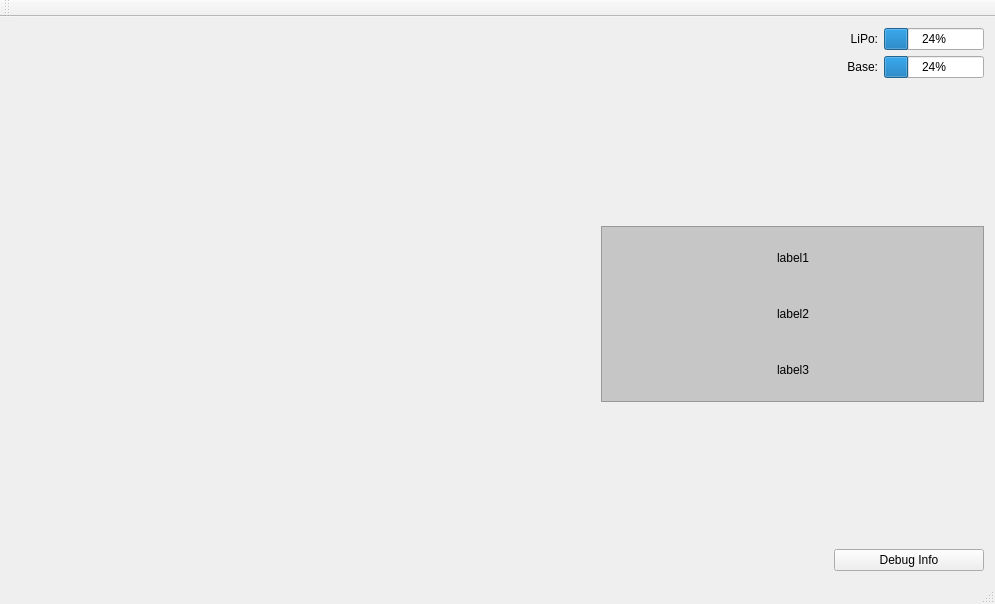
Before: the Qt Designer form mainwindow.ui in sdpickandroll/Qt_interface, drawn with Qt 5.
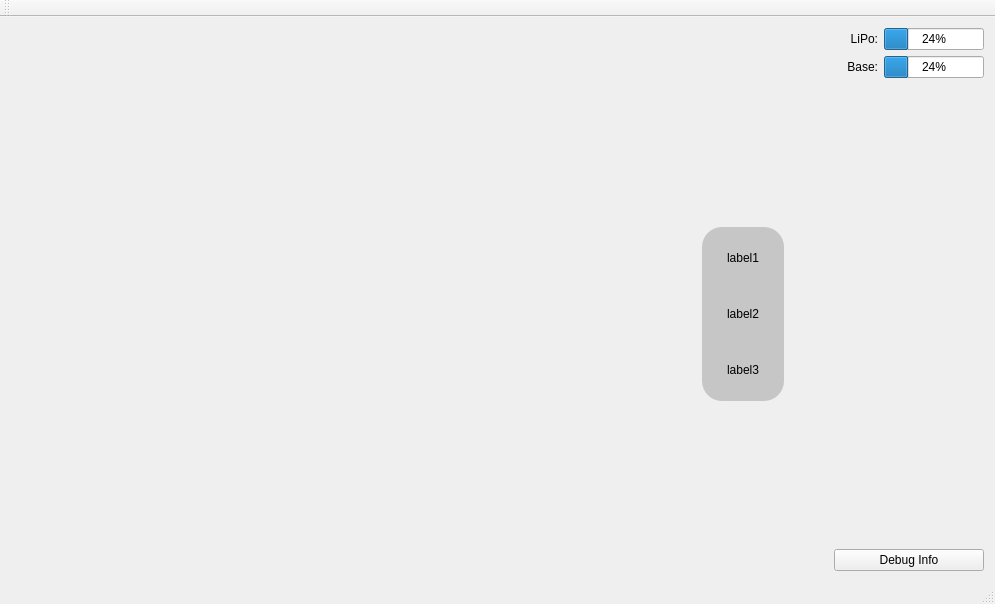
After: the same form once the commit is applied.

Patch:
```diff
--- a/mainwindow.ui
+++ b/mainwindow.ui
@@ -17,7 +17,7 @@
    <string notr="true"/>
   </property>
   <widget class="QWidget" name="centralWidget">
-   <layout class="QHBoxLayout" name="horizontalLayout_3">
+   <layout class="QHBoxLayout" name="horizontalLayout_5">
     <item>
      <widget class="QLabel" name="video_label">
       <property name="sizePolicy">
@@ -52,22 +52,6 @@
       </property>
      </widget>
     </item>
-    <item>
-     <spacer name="horizontalSpacer">
-      <property name="orientation">
-       <enum>Qt::Horizontal</enum>
-      </property>
-      <property name="sizeType">
-       <enum>QSizePolicy::Preferred</enum>
-      </property>
-      <property name="sizeHint" stdset="0">
-       <size>
-        <width>200</width>
-        <height>20</height>
-       </size>
-      </property>
-     </spacer>
-    </item>
     <item>
      <layout class="QVBoxLayout" name="verticalLayout_2">
       <item>
@@ -159,6 +143,21 @@
        </spacer>
       </item>
       <item>
+       <layout class="QHBoxLayout" name="horizontalLayout_3">
+        <item>
+         <spacer name="horizontalSpacer_3">
+          <property name="orientation">
+           <enum>Qt::Horizontal</enum>
+          </property>
+          <property name="sizeHint" stdset="0">
+           <size>
+            <width>40</width>
+            <height>20</height>
+           </size>
+          </property>
+         </spacer>
+        </item>
+        <item>
        <widget class="QFrame" name="frame">
         <property name="sizePolicy">
          <sizepolicy hsizetype="Preferred" vsizetype="Preferred">
@@ -177,7 +176,8 @@
         </property>
         <property name="styleSheet">
          <string notr="true">background-color: rgb(198, 198, 198);
-border-color: rgb(84, 84, 84);</string>
+border-color: rgb(84, 84, 84);
+border-radius: 20px;</string>
         </property>
         <property name="frameShape">
          <enum>QFrame::StyledPanel</enum>
@@ -187,21 +187,6 @@
         </property>
         <layout class="QVBoxLayout" name="verticalLayout">
          <item>
-          <layout class="QHBoxLayout" name="horizontalLayout_7">
-           <item>
-            <spacer name="horizontalSpacer_3">
-             <property name="orientation">
-              <enum>Qt::Horizontal</enum>
-             </property>
-             <property name="sizeHint" stdset="0">
-              <size>
-               <width>40</width>
-               <height>20</height>
-              </size>
-             </property>
-            </spacer>
-           </item>
-           <item>
             <widget class="QLabel" name="up_arrow_label">
              <property name="sizePolicy">
               <sizepolicy hsizetype="Preferred" vsizetype="Preferred">
@@ -239,36 +224,6 @@
             </widget>
            </item>
            <item>
-            <spacer name="horizontalSpacer_4">
-             <property name="orientation">
-              <enum>Qt::Horizontal</enum>
-             </property>
-             <property name="sizeHint" stdset="0">
-              <size>
-               <width>40</width>
-               <height>20</height>
-              </size>
-             </property>
-            </spacer>
-           </item>
-          </layout>
-         </item>
-         <item>
-          <layout class="QHBoxLayout" name="horizontalLayout_6">
-           <item>
-            <spacer name="horizontalSpacer_5">
-             <property name="orientation">
-              <enum>Qt::Horizontal</enum>
-             </property>
-             <property name="sizeHint" stdset="0">
-              <size>
-               <width>40</width>
-               <height>20</height>
-              </size>
-             </property>
-            </spacer>
-           </item>
-           <item>
             <widget class="QLabel" name="turning_label">
              <property name="minimumSize">
               <size>
@@ -297,36 +252,6 @@
             </widget>
            </item>
            <item>
-            <spacer name="horizontalSpacer_6">
-             <property name="orientation">
-              <enum>Qt::Horizontal</enum>
-             </property>
-             <property name="sizeHint" stdset="0">
-              <size>
-               <width>40</width>
-               <height>20</height>
-              </size>
-             </property>
-            </spacer>
-           </item>
-          </layout>
-         </item>
-         <item>
-          <layout class="QHBoxLayout" name="horizontalLayout_5">
-           <item>
-            <spacer name="horizontalSpacer_7">
-             <property name="orientation">
-              <enum>Qt::Horizontal</enum>
-             </property>
-             <property name="sizeHint" stdset="0">
-              <size>
-               <width>40</width>
-               <height>20</height>
-              </size>
-             </property>
-            </spacer>
-           </item>
-           <item>
             <widget class="QLabel" name="down_arrow_label">
              <property name="minimumSize">
               <size>
@@ -357,8 +282,11 @@
              </property>
             </widget>
            </item>
+          </layout>
+         </widget>
+        </item>
            <item>
-            <spacer name="horizontalSpacer_8">
+         <spacer name="horizontalSpacer_4">
              <property name="orientation">
               <enum>Qt::Horizontal</enum>
              </property>
@@ -371,9 +299,6 @@
             </spacer>
            </item>
           </layout>
-         </item>
-        </layout>
-       </widget>
       </item>
       <item>
        <spacer name="verticalSpacer_2">
```
Lines whose indentation alone changed are shown as unchanged.
